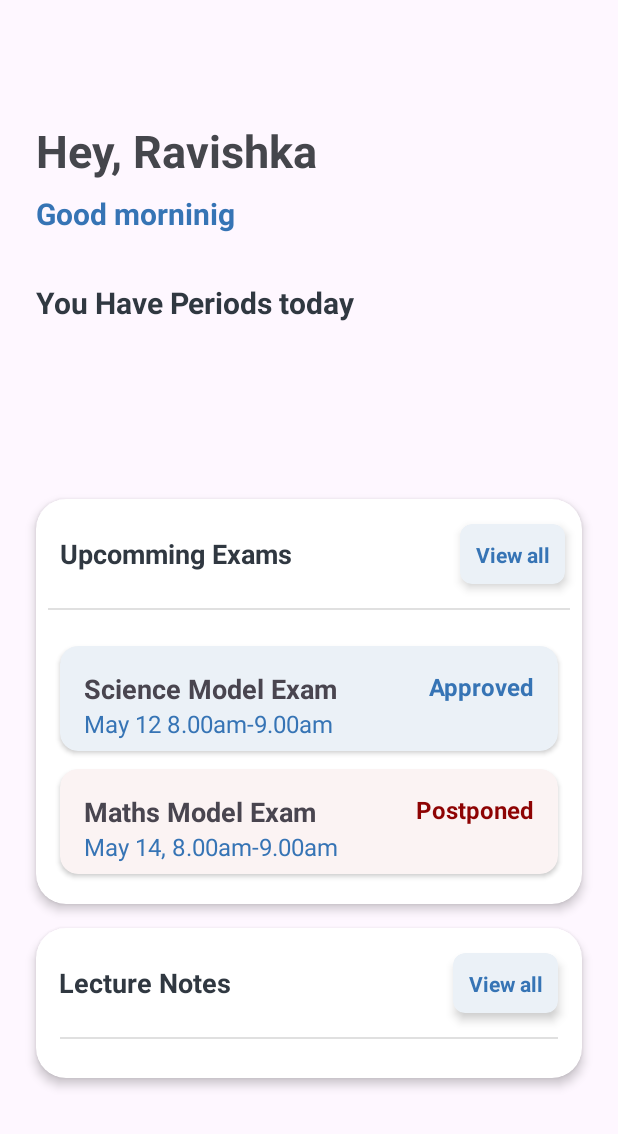
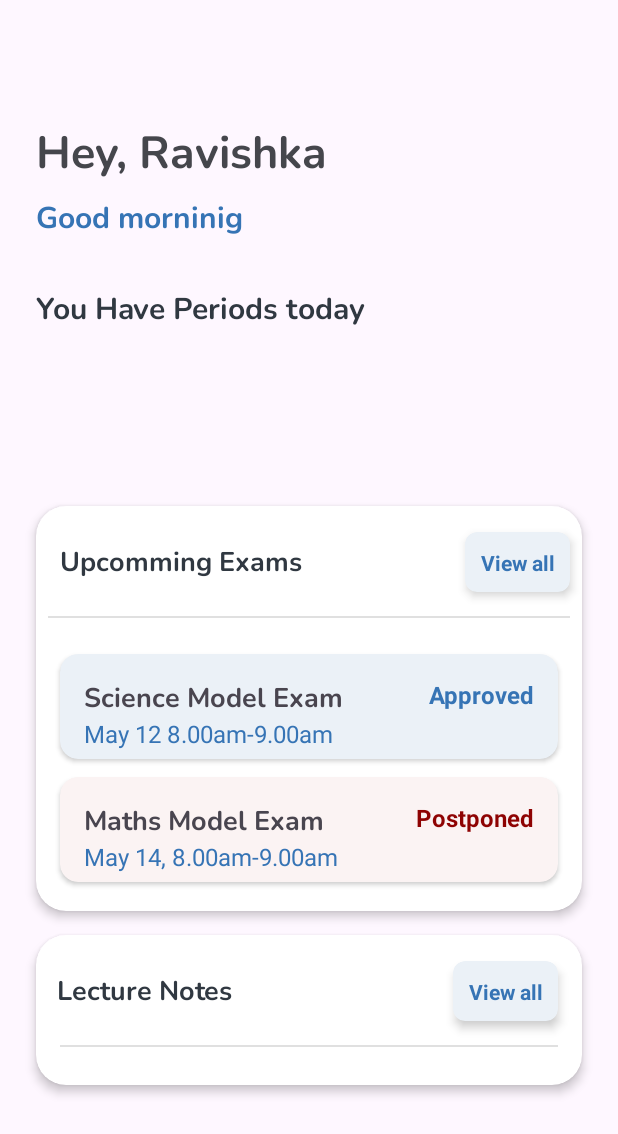
Before and after one commit to StaffSwap/AndroidApp, an Android app: the layout fragment_dashboard.xml on its own in the app's theme, with its tools: preview values and no code run, on a phone screen of 412 x 824 dp. Shown: the top 1134 px of the screen. Run offline under Robolectric (Android 15) with nearby library versions, the phone set to English and light mode, and no system bars.

Commit message:
update dashboard

```diff
--- a/StaffSwap/app/src/main/res/layout/fragment_dashboard.xml
+++ b/StaffSwap/app/src/main/res/layout/fragment_dashboard.xml
@@ -14,6 +14,7 @@
         android:layout_marginStart="24dp"
         android:layout_marginTop="80dp"
         android:layout_marginEnd="16dp"
+        android:fontFamily="@font/nunito_bold"
         android:text="Hey, Ravishka"
         android:textColor="@color/material_dynamic_neutral30"
         android:textSize="30sp"
@@ -29,6 +30,7 @@
         android:layout_marginStart="24dp"
         android:layout_marginTop="8dp"
         android:layout_marginEnd="16dp"
+        android:fontFamily="@font/nunito_bold"
         android:text="Good morninig"
         android:textColor="@color/blue_1"
         android:textSize="20sp"
@@ -45,6 +47,7 @@
         android:layout_marginStart="24dp"
         android:layout_marginTop="32dp"
         android:layout_marginEnd="24dp"
+        android:fontFamily="@font/nunito_bold"
         android:text="You Have Periods today"
         android:textColor="@color/black_1"
         android:textSize="20sp"
@@ -88,6 +91,7 @@
                 android:layout_height="wrap_content"
                 android:layout_marginStart="16dp"
                 android:layout_marginTop="24dp"
+                android:fontFamily="@font/nunito_bold"
                 android:text="Upcomming Exams"
                 android:textColor="@color/black_1"
                 android:textSize="18sp"
@@ -163,6 +167,7 @@
                         android:layout_height="wrap_content"
                         android:layout_marginStart="16dp"
                         android:layout_marginTop="16dp"
+                        android:fontFamily="@font/nunito_bold"
                         android:text="Science Model Exam"
                         android:textColorLink="@color/material_dynamic_neutral40"
                         android:textSize="18sp"
@@ -220,6 +225,7 @@
                         android:layout_height="wrap_content"
                         android:layout_marginStart="16dp"
                         android:layout_marginTop="16dp"
+                        android:fontFamily="@font/nunito_bold"
                         android:text="Maths Model Exam"
                         android:textColorLink="@color/material_dynamic_neutral40"
                         android:textSize="18sp"
@@ -283,6 +289,7 @@
                 android:layout_marginStart="16dp"
                 android:layout_marginTop="24dp"
                 android:layout_marginEnd="149dp"
+                android:fontFamily="@font/nunito_bold"
                 android:text="Lecture Notes"
                 android:textColor="@color/black_1"
                 android:textSize="18sp"
--- a/StaffSwap/app/src/main/res/menu/toolbar_menu.xml
+++ b/StaffSwap/app/src/main/res/menu/toolbar_menu.xml
@@ -9,7 +9,7 @@
 
     <item
         android:id="@+id/action_notifications"
-        android:icon="@drawable/lock"
+        android:icon="@drawable/bell"
         android:title="Notifications"
         app:showAsAction="always" />
 </menu>
```
